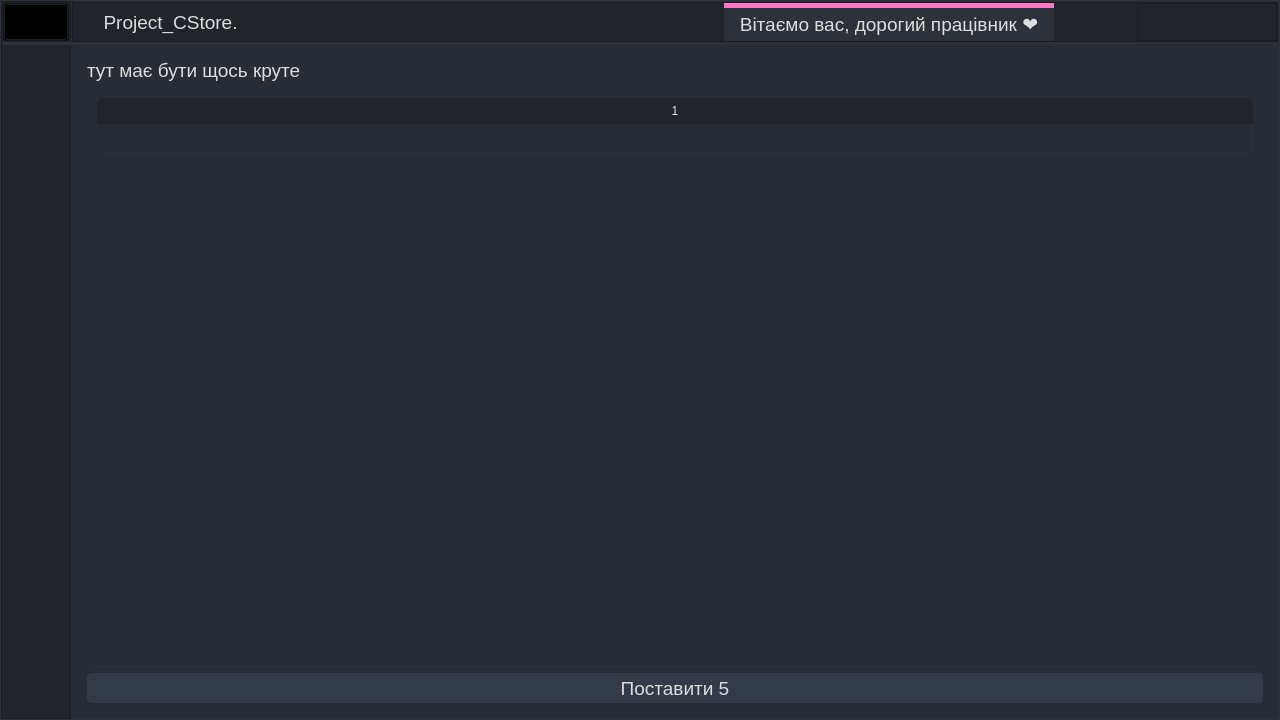
Old version of the form CStore/CStore.ui in the repository fr0staman/CStore.
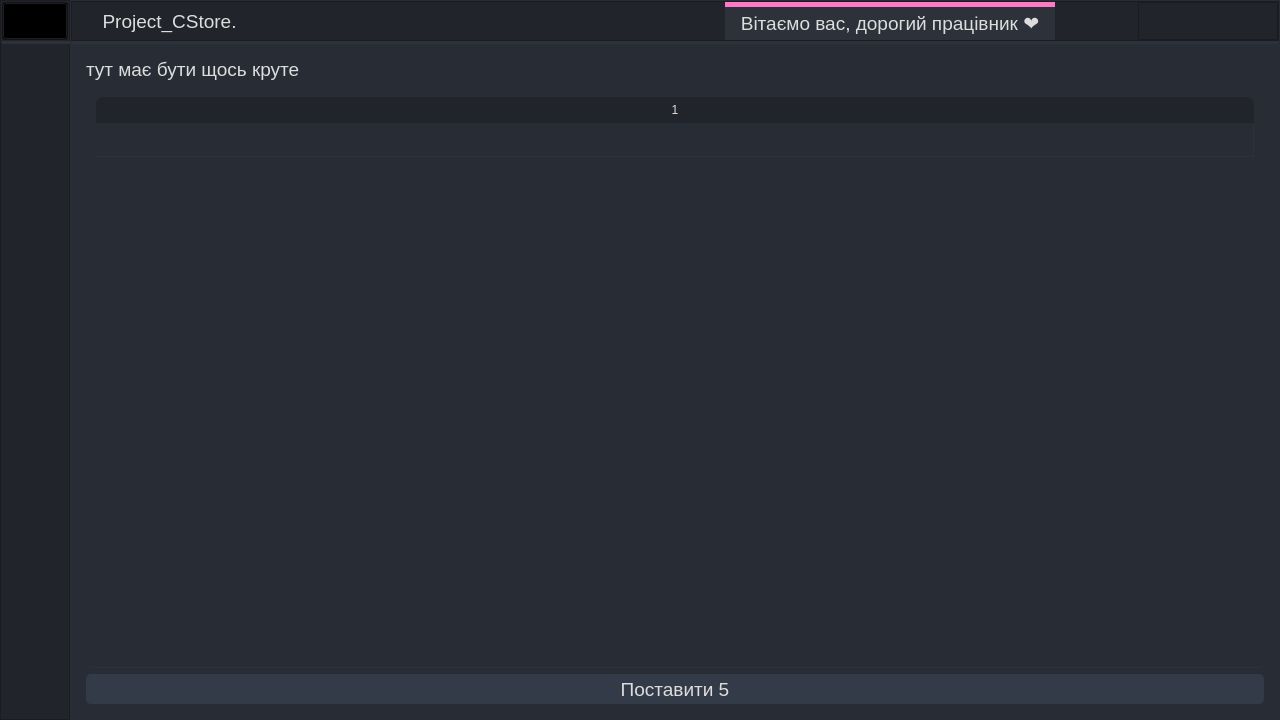
New version of the form. The open tabs and pages were chosen to show the change. Icons and pictures are not drawn.

```diff
--- a/CStore/CStore.ui
+++ b/CStore/CStore.ui
@@ -53,8 +53,7 @@
 /* /////////////////////////////////////////////////////////////////////////////////////////////////
 Bg App */
 #bgApp {	
-	background-color: rgb(40, 44, 52);
-	border: 1px solid rgb(44, 49, 58);
+	background-color: rgb(40, 44, 52);	
 }
 
 /* /////////////////////////////////////////////////////////////////////////////////////////////////
@@ -569,7 +568,10 @@
        <enum>QFrame::NoFrame</enum>
       </property>
       <property name="frameShadow">
-       <enum>QFrame::Raised</enum>
+       <enum>QFrame::Plain</enum>
+      </property>
+      <property name="lineWidth">
+       <number>0</number>
       </property>
       <layout class="QHBoxLayout" name="appLayout" stretch="0,0">
        <property name="spacing">
@@ -2636,6 +2638,9 @@
          <property name="frameShadow">
           <enum>QFrame::Raised</enum>
          </property>
+         <property name="lineWidth">
+          <number>1</number>
+         </property>
          <layout class="QVBoxLayout" name="verticalLayout_2">
           <property name="spacing">
            <number>0</number>
@@ -3949,7 +3954,7 @@
                              <bool>true</bool>
                             </attribute>
                             <attribute name="verticalHeaderDefaultSectionSize">
-                             <number>30</number>
+                             <number>34</number>
                             </attribute>
                             <attribute name="verticalHeaderHighlightSections">
                              <bool>true</bool>
```
Left out of the diff: 12 changed lines with no effect on the pictures.
